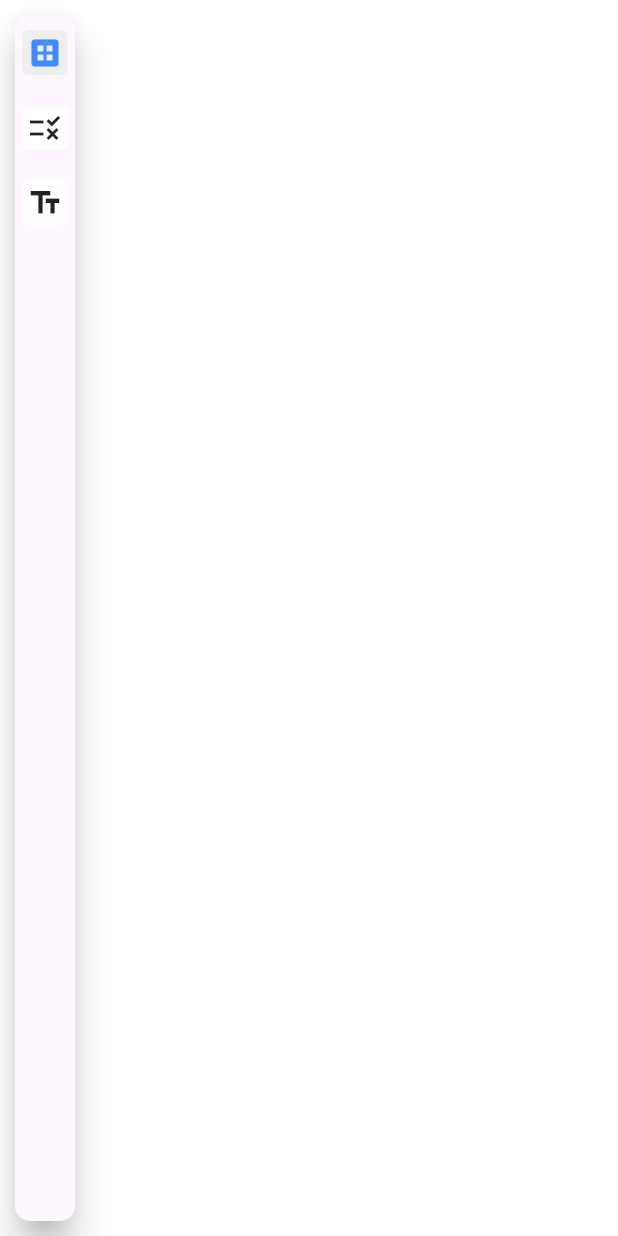
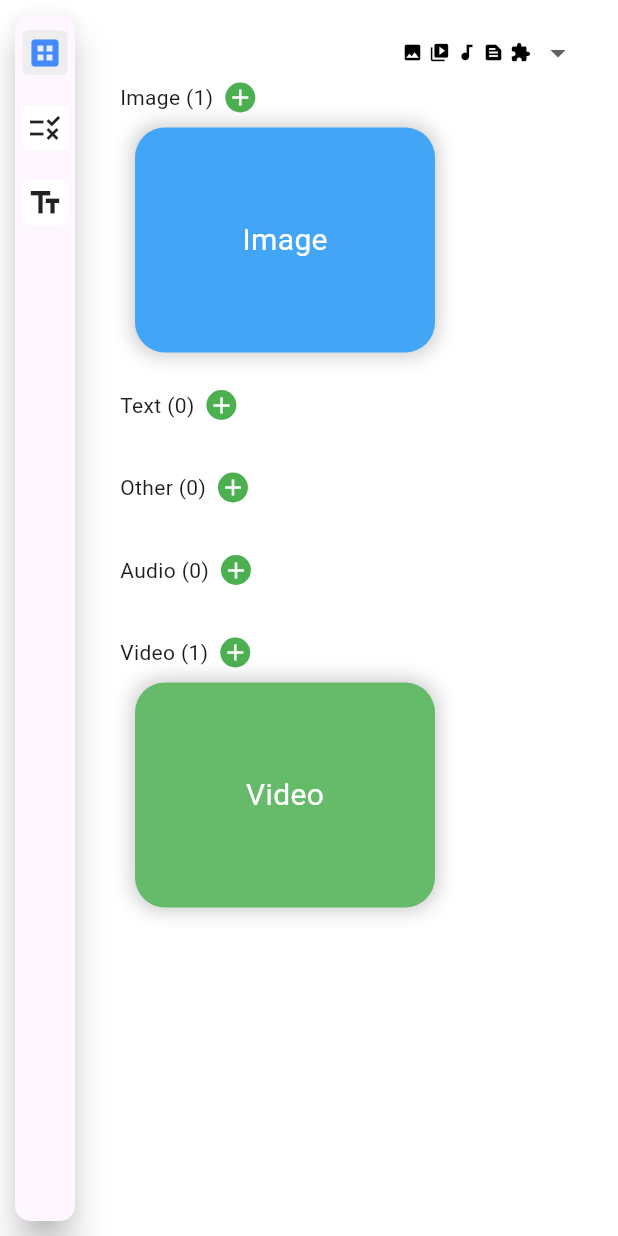
Before and after one commit to AI-change-the-world/auto_ml, a Flutter app: the screen it shows after launch, on a phone screen of 412 x 824 dp. Run offline on Flutter 3.47's test engine with Material 3 defaults, Android fonts, the phone set to English and light mode, and no system bars; drawn by our look-alikes of dropdown_button2; our stand-ins replace flutter_riverpod, isar, logger; missing offline and left inert: window_manager; accounts and stored records are empty; generated files the repository leaves out were written again.

Commit message:
feat: frontend

```diff
--- a/frontend/lib/main.dart
+++ b/frontend/lib/main.dart
@@ -1,5 +1,5 @@
-import 'package:auto_ml/components/app/app.dart';
-import 'package:auto_ml/components/isar/database.dart';
+import 'package:auto_ml/modules/app/app.dart';
+import 'package:auto_ml/modules/isar/database.dart';
 import 'package:auto_ml/utils/styles.dart';
 import 'package:flutter/material.dart';
 import 'package:flutter_riverpod/flutter_riverpod.dart';
--- a/frontend/lib/components/app/app.dart
+++ b/frontend/lib/modules/app/app.dart
@@ -1,5 +1,6 @@
-import 'package:auto_ml/components/sidebar/sidebar.dart';
-import 'package:auto_ml/components/sidebar/sidebar_notifier.dart';
+import 'package:auto_ml/modules/dataset/dataset_screen.dart';
+import 'package:auto_ml/modules/sidebar/sidebar.dart';
+import 'package:auto_ml/modules/sidebar/sidebar_notifier.dart';
 import 'package:flutter/material.dart';
 import 'package:flutter_riverpod/flutter_riverpod.dart';
 
@@ -21,7 +22,7 @@ class _AppState extends ConsumerState<App> {
           Expanded(
             child: PageView(
               controller: ref.read(sidebarProvider.notifier).pageController,
-              children: [Container(), Container(), Container()],
+              children: [DatasetScreen(), Container(), Container()],
             ),
           ),
         ],
--- /dev/null
+++ b/frontend/lib/modules/dataset/components/dataset_card.dart
@@ -0,0 +1,143 @@
+import 'package:auto_ml/modules/isar/dataset.dart';
+import 'package:flutter/material.dart';
+
+class _CardState {
+  final double xRotation;
+  final double yRotation;
+  final bool showIcon;
+
+  const _CardState({
+    this.xRotation = 0,
+    this.yRotation = 0,
+    this.showIcon = false,
+  });
+
+  @override
+  bool operator ==(Object other) {
+    if (identical(this, other)) return true;
+
+    return other is _CardState &&
+        other.xRotation == xRotation &&
+        other.yRotation == yRotation &&
+        other.showIcon == showIcon;
+  }
+
+  @override
+  int get hashCode =>
+      xRotation.hashCode ^ yRotation.hashCode ^ showIcon.hashCode;
+
+  _CardState copyWith({double? xRotation, double? yRotation, bool? showIcon}) {
+    return _CardState(
+      xRotation: xRotation ?? this.xRotation,
+      yRotation: yRotation ?? this.yRotation,
+      showIcon: showIcon ?? this.showIcon,
+    );
+  }
+}
+
+class DatasetCard extends StatefulWidget {
+  const DatasetCard({super.key, required this.dataset});
+  final Dataset dataset;
+
+  @override
+  State<DatasetCard> createState() => _DatasetCardState();
+}
+
+class _DatasetCardState extends State<DatasetCard> {
+  late ValueNotifier<_CardState> _cardState;
+  final double maxAngle = 0.15; // 最大旋转角度（弧度）
+
+  @override
+  void initState() {
+    super.initState();
+    _cardState = ValueNotifier(_CardState());
+  }
+
+  @override
+  void dispose() {
+    _cardState.dispose();
+    super.dispose();
+  }
+
+  void _updateRotation(Offset position, Size size) {
+    double dx = (position.dx - size.width / 2) / (size.width / 2); // -1 ~ 1
+    double dy = (position.dy - size.height / 2) / (size.height / 2); // -1 ~ 1
+
+    // 计算旋转角度，映射到 [-maxAngle, maxAngle]
+    double newXRotation = dy * -maxAngle;
+    double newYRotation = dx * maxAngle;
+    _CardState newState = _cardState.value.copyWith(
+      xRotation: newXRotation, // 控制前后倾斜
+      yRotation: newYRotation, // 控制左右倾斜
+    );
+    if (_cardState.value != newState) {
+      _cardState.value = newState;
+    }
+  }
+
+  @override
+  Widget build(BuildContext context) {
+    return ValueListenableBuilder(
+      valueListenable: _cardState,
+      builder: (c, s, _) {
+        return MouseRegion(
+          onEnter: (event) {
+            _cardState.value = _CardState(showIcon: true);
+          },
+          onHover: (event) {
+            final RenderBox box = context.findRenderObject() as RenderBox;
+            final Offset localPosition = box.globalToLocal(event.position);
+            _updateRotation(localPosition, box.size);
+          },
+          onExit: (_) => _cardState.value = _CardState(),
+          child: Transform(
+            transform:
+                Matrix4.identity()
+                  ..setEntry(3, 2, 0.0015) // 透视效果
+                  ..rotateX(s.xRotation)
+                  ..rotateY(s.yRotation),
+            child: Container(
+              width: 200,
+              height: 150,
+              decoration: BoxDecoration(
+                color: widget.dataset.type.color,
+                borderRadius: BorderRadius.circular(20),
+                boxShadow: [
+                  BoxShadow(
+                    color: Colors.black.withValues(alpha: 0.2),
+                    blurRadius: 10,
+                    spreadRadius: 2,
+                    offset: Offset(-s.yRotation * 20, s.xRotation * 20),
+                  ),
+                ],
+              ),
+
+              child: Stack(
+                children: [
+                  Center(
+                    child: Text(
+                      widget.dataset.name ?? "Unknown",
+                      style: TextStyle(fontSize: 20, color: Colors.white),
+                    ),
+                  ),
+                  if (s.showIcon)
+                    Positioned(
+                      bottom: 10,
+                      right: 10,
+                      child: widget.dataset.type.icon(
+                        color: iconColor,
+                        size: iconSize,
+                      ),
+                    ),
+                ],
+              ),
+            ),
+          ),
+        );
+      },
+    );
+  }
+
+  double iconSize = 18;
+  Color iconColor = Colors.white;
+}
--- /dev/null
+++ b/frontend/lib/modules/dataset/components/dataset_card_wrap.dart
@@ -0,0 +1,58 @@
+import 'package:auto_ml/modules/dataset/components/dataset_card.dart';
+import 'package:auto_ml/modules/isar/dataset.dart';
+import 'package:flutter/material.dart';
+
+class DatasetCardWrap extends StatelessWidget {
+  const DatasetCardWrap({
+    super.key,
+    required this.type,
+    required this.datasets,
+  });
+  final DatasetType type;
+  final List<Dataset> datasets;
+
+  @override
+  Widget build(BuildContext context) {
+    return Column(
+      spacing: 5,
+      crossAxisAlignment: CrossAxisAlignment.start,
+      children: [
+        SizedBox(
+          height: 30,
+          width: double.infinity,
+          child: Row(
+            spacing: 8,
+            children: [
+              Text("${type.name} (${datasets.length})"),
+              Material(
+                borderRadius: BorderRadius.circular(20),
+                child: MouseRegion(
+                  cursor: SystemMouseCursors.click,
+                  child: GestureDetector(
+                    onTap: () async {},
+                    child: Container(
+                      decoration: BoxDecoration(
+                        color: Colors.green,
+                        borderRadius: BorderRadius.circular(20),
+                      ),
+                      padding: EdgeInsets.all(1),
+                      child: Icon(Icons.add, color: Colors.white, size: 18),
+                    ),
+                  ),
+                ),
+              ),
+            ],
+          ),
+        ),
+        Padding(
+          padding: EdgeInsets.only(left: 10, right: 10),
+          child: Wrap(
+            spacing: 10,
+            runSpacing: 10,
+            children: datasets.map((e) => DatasetCard(dataset: e)).toList(),
+          ),
+        ),
+      ],
+    );
+  }
+}
--- /dev/null
+++ b/frontend/lib/modules/dataset/dataset_screen.dart
@@ -0,0 +1,199 @@
+import 'package:auto_ml/modules/dataset/components/dataset_card_wrap.dart';
+import 'package:auto_ml/modules/dataset/notifier/dataset_notifier.dart';
+import 'package:auto_ml/modules/isar/dataset.dart';
+import 'package:dropdown_button2/dropdown_button2.dart';
+import 'package:flutter/material.dart';
+import 'package:flutter_riverpod/flutter_riverpod.dart';
+
+class DatasetScreen extends ConsumerStatefulWidget {
+  const DatasetScreen({super.key});
+
+  @override
+  ConsumerState<DatasetScreen> createState() => _DatasetScreenState();
+}
+
+class _DatasetScreenState extends ConsumerState<DatasetScreen> {
+  late List<DatasetType> selectedTypes = List.of(DatasetType.values);
+
+  @override
+  Widget build(BuildContext context) {
+    final state = ref.watch(datasetNotifierProvider);
+
+    return state.when(
+      data: (data) {
+        var datasets = data.datasets;
+        datasets = fakeDataset();
+
+        if (datasets.isEmpty) {
+          return Center(child: Text('No datasets found.'));
+        }
+
+        Map<DatasetType, List<Dataset>> map = {
+          if (data.selectedTypes.contains(DatasetType.image))
+            DatasetType.image: [],
+          if (data.selectedTypes.contains(DatasetType.text))
+            DatasetType.text: [],
+          if (data.selectedTypes.contains(DatasetType.other))
+            DatasetType.other: [],
+          if (data.selectedTypes.contains(DatasetType.audio))
+            DatasetType.audio: [],
+          if (data.selectedTypes.contains(DatasetType.video))
+            DatasetType.video: [],
+        };
+
+        for (var dataset in datasets) {
+          map[dataset.type]?.add(dataset);
+        }
+
+        return Padding(
+          padding: EdgeInsets.all(20),
+          child: Column(
+            crossAxisAlignment: CrossAxisAlignment.start,
+            children: [
+              SizedBox(
+                height: 30,
+                child: Row(
+                  children: [
+                    Spacer(),
+                    DropdownButtonHideUnderline(
+                      child: DropdownButton2<DatasetType>(
+                        dropdownStyleData: DropdownStyleData(
+                          decoration: BoxDecoration(
+                            borderRadius: BorderRadius.circular(4),
+                            color: Colors.white,
+                          ),
+                        ),
+                        isExpanded: true,
+                        hint: Text(
+                          'Select Items',
+                          style: TextStyle(
+                            fontSize: 14,
+                            color: Theme.of(context).hintColor,
+                          ),
+                        ),
+                        items:
+                            DatasetType.values.map((item) {
+                              return DropdownMenuItem(
+                                value: item,
+                                //disable default onTap to avoid closing menu when selecting an item
+                                enabled: false,
+                                child: StatefulBuilder(
+                                  builder: (context, menuSetState) {
+                                    final isSelected = selectedTypes.contains(
+                                      item,
+                                    );
+
+                                    return InkWell(
+                                      onTap: () {
+                                        isSelected
+                                            ? selectedTypes.remove(item)
+                                            : selectedTypes.add(item);
+                                        setState(() {});
+                                        //This rebuilds the dropdownMenu Widget to update the check mark
+                                        menuSetState(() {});
+
+                                        ref
+                                            .read(
+                                              datasetNotifierProvider.notifier,
+                                            )
+                                            .updateSelectTypes(selectedTypes);
+                                      },
+                                      child: Container(
+                                        height: double.infinity,
+                                        padding: const EdgeInsets.symmetric(
+                                          horizontal: 16.0,
+                                        ),
+                                        child: Row(
+                                          children: [
+                                            if (isSelected)
+                                              const Icon(
+                                                Icons.check_box_outlined,
+                                              )
+                                            else
+                                              const Icon(
+                                                Icons.check_box_outline_blank,
+                                              ),
+                                            const SizedBox(width: 16),
+                                            Expanded(
+                                              child: Text(
+                                                item.name,
+                                                style: const TextStyle(
+                                                  fontSize: 14,
+                                                ),
+                                              ),
+                                            ),
+                                          ],
+                                        ),
+                                      ),
+                                    );
+                                  },
+                                ),
+                              );
+                            }).toList(),
+                        //Use last selected item as the current value so if we've limited menu height, it scroll to last item.
+                        value:
+                            data.selectedTypes.isEmpty
+                                ? null
+                                : data.selectedTypes.last,
+                        onChanged: (value) {},
+                        selectedItemBuilder: (context) {
+                          return DatasetType.values.map((item) {
+                            return Container(
+                              alignment: AlignmentDirectional.center,
+                              child: Row(
+                                spacing: 4,
+                                children:
+                                    selectedTypes
+                                        .map(
+                                          (e) => e.icon(
+                                            color: Colors.black,
+                                            size: 14,
+                                          ),
+                                        )
+                                        .toList(),
+                              ),
+                            );
+                          }).toList();
+                        },
+                        buttonStyleData: const ButtonStyleData(
+                          padding: EdgeInsets.only(left: 16, right: 8),
+                          height: 40,
+                          width: 140,
+                        ),
+                        menuItemStyleData: const MenuItemStyleData(
+                          height: 40,
+                          padding: EdgeInsets.zero,
+                        ),
+                      ),
+                    ),
+                  ],
+                ),
+              ),
+              Expanded(
+                child: SingleChildScrollView(
+                  child: Column(
+                    crossAxisAlignment: CrossAxisAlignment.start,
+                    spacing: 20,
+                    children:
+                        map.entries.map((entry) {
+                          return DatasetCardWrap(
+                            type: entry.key,
+                            datasets: entry.value,
+                          );
+                        }).toList(),
+                  ),
+                ),
+              ),
+            ],
+          ),
+        );
+      },
+      error: (error, stackTrace) {
+        return Center(child: Text('Error: $error'));
+      },
+      loading: () {
+        return Center(child: CircularProgressIndicator());
+      },
+    );
+  }
+}
--- /dev/null
+++ b/frontend/lib/modules/dataset/notifier/dataset_notifier.dart
@@ -0,0 +1,28 @@
+import 'dart:async';
+
+import 'package:auto_ml/modules/dataset/notifier/dataset_state.dart';
+import 'package:auto_ml/modules/isar/database.dart';
+import 'package:auto_ml/modules/isar/dataset.dart';
+import 'package:flutter_riverpod/flutter_riverpod.dart';
+import 'package:isar/isar.dart';
+
+class DatasetNotifier extends AutoDisposeAsyncNotifier<DatasetState> {
+  final _isarDatabase = IsarDatabase();
+
+  @override
+  FutureOr<DatasetState> build() async {
+    final datasets = await _isarDatabase.isar!.datasets.where().findAll();
+    return DatasetState(datasets: datasets, selectedTypes: DatasetType.values);
+  }
+
+  updateSelectTypes(List<DatasetType> types) async {
+    state = await AsyncValue.guard(() async {
+      return state.value!.copyWith(selectedTypes: types);
+    });
+  }
+}
+
+final datasetNotifierProvider =
+    AutoDisposeAsyncNotifierProvider<DatasetNotifier, DatasetState>(
+      DatasetNotifier.new,
+    );
--- a/frontend/lib/components/isar/database.dart
+++ b/frontend/lib/modules/isar/database.dart
@@ -1,5 +1,5 @@
-import 'package:auto_ml/components/isar/dataset.dart';
-import 'package:auto_ml/components/isar/dataset_file.dart';
+import 'package:auto_ml/modules/isar/dataset.dart';
+import 'package:auto_ml/modules/isar/dataset_file.dart';
 import 'package:auto_ml/utils/logger.dart';
 import 'package:isar/isar.dart';
 import 'package:path_provider/path_provider.dart';
--- /dev/null
+++ b/frontend/lib/modules/isar/dataset.dart
@@ -0,0 +1,91 @@
+import 'package:auto_ml/utils/styles.dart';
+import 'package:flutter/material.dart';
+import 'package:isar/isar.dart';
+
+part 'dataset.g.dart';
+
+enum DatasetType { image, video, audio, text, other }
+
+extension DatasetExtension on DatasetType {
+  Color get color {
+    switch (this) {
+      case DatasetType.image:
+        return Styles.cardColors[0];
+      case DatasetType.video:
+        return Styles.cardColors[1];
+      case DatasetType.audio:
+        return Styles.cardColors[2];
+      case DatasetType.text:
+        return Styles.cardColors[3];
+      case DatasetType.other:
+        return Styles.cardColors[4];
+    }
+  }
+
+  String get name =>
+      {
+        DatasetType.image: "Image",
+        DatasetType.video: "Video",
+        DatasetType.audio: "Audio",
+        DatasetType.text: "Text",
+        DatasetType.other: "Other",
+      }[this]!;
+
+  Icon icon({Color? color, double? size}) {
+    switch (this) {
+      case DatasetType.image:
+        return Icon(Icons.image, color: color ?? Colors.white, size: size);
+      case DatasetType.video:
+        return Icon(
+          Icons.video_collection,
+          color: color ?? Colors.white,
+          size: size,
+        );
+      case DatasetType.audio:
+        return Icon(Icons.audiotrack, color: color ?? Colors.white, size: size);
+      case DatasetType.text:
+        return Icon(
+          Icons.text_snippet,
+          color: color ?? Colors.white,
+          size: size,
+        );
+      case DatasetType.other:
+        return Icon(Icons.extension, color: color ?? Colors.white, size: size);
+    }
+  }
+}
+
+@collection
+class Dataset {
+  Id id = Isar.autoIncrement;
+
+  @Index(unique: true)
+  String? name;
+
+  String? description;
+
+  String? dataPath;
+
+  @enumerated
+  DatasetType type = DatasetType.image;
+
+  String? labelPath;
+
+  int createAt = DateTime.now().millisecondsSinceEpoch;
+}
+
+/// 假数据
+List<Dataset> fakeDataset() {
+  return [
+    Dataset()
+      ..name = "Image"
+      ..type = DatasetType.image
+      ..dataPath = "data/image"
+      ..labelPath = "data/image/label.txt",
+    Dataset()
+      ..name = "Video"
+      ..type = DatasetType.video
+      ..dataPath = "data/video"
+      ..labelPath = "data/video/label.txt",
+  ];
+}
--- a/frontend/lib/components/isar/dataset_file.dart
+++ b/frontend/lib/modules/isar/dataset_file.dart
@@ -1,4 +1,4 @@
-import 'package:auto_ml/components/isar/dataset.dart';
+import 'package:auto_ml/modules/isar/dataset.dart';
 import 'package:isar/isar.dart';
 
 part 'dataset_file.g.dart';
--- a/frontend/pubspec.yaml
+++ b/frontend/pubspec.yaml
@@ -9,6 +9,7 @@ environment:
 
 dependencies:
   cupertino_icons: ^1.0.8
+  dropdown_button2: ^2.3.9
   flutter:
     sdk: flutter
   flutter_riverpod: ^2.6.1
```
Also changed, not shown: frontend/lib/components/isar/dataset.dart (deleted, +0 -24 lines), frontend/lib/modules/dataset/notifier/dataset_state.dart (added, +18 -0 lines), frontend/lib/utils/styles.dart (+8 -0 lines), frontend/lib/modules/isar/dataset.g.dart (renamed from frontend/lib/components/isar/dataset.g.dart), frontend/lib/modules/isar/dataset_file.g.dart (renamed from frontend/lib/components/isar/dataset_file.g.dart), frontend/lib/modules/sidebar/sidebar.dart (renamed from frontend/lib/components/sidebar/sidebar.dart), frontend/lib/modules/sidebar/sidebar_item.dart (renamed from frontend/lib/components/sidebar/sidebar_item.dart), frontend/lib/modules/sidebar/sidebar_notifier.dart (renamed from frontend/lib/components/sidebar/sidebar_notifier.dart), frontend/pubspec.lock, 1 other file.
